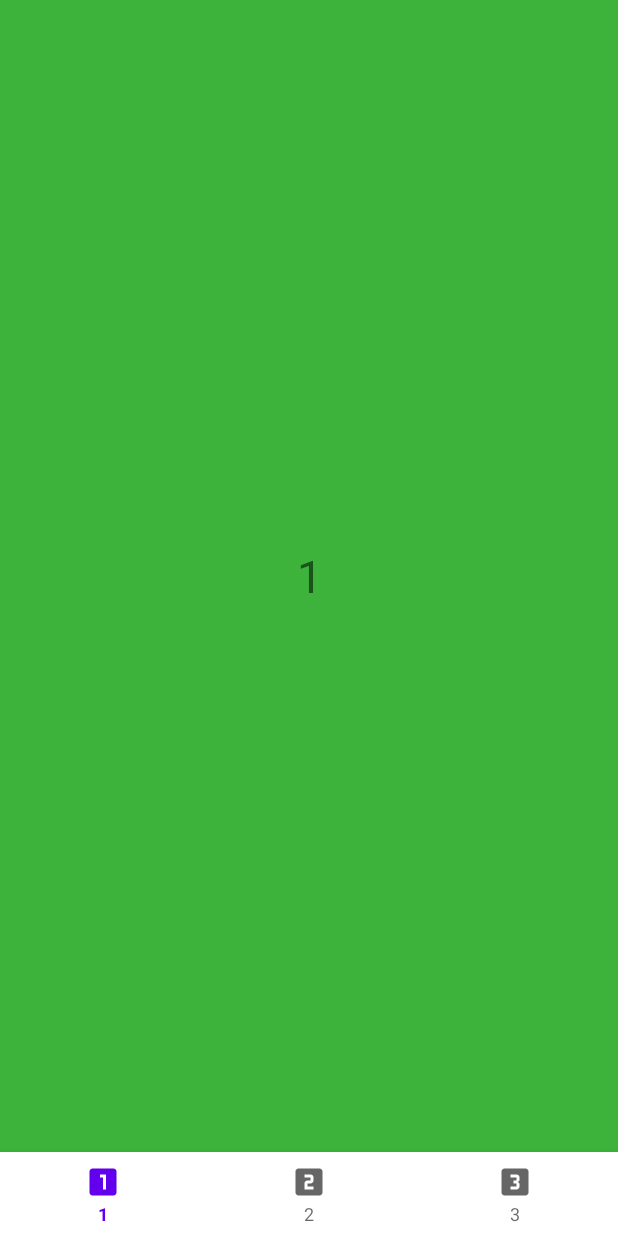
After one commit to FTDShanCai/CustomView, an Android app: the Anim3Activity screen opened directly, with no data from a screen before it, on a phone screen of 412 x 824 dp. The commit adds this screen. Run offline under Robolectric (Android 15) with nearby library versions, the phone set to English and light mode, and no system bars; Roboto replaces fonts that are not available here.

Commit message:
anim 效果集合

```diff
--- a/app/src/main/AndroidManifest.xml
+++ b/app/src/main/AndroidManifest.xml
@@ -16,7 +16,9 @@
         android:roundIcon="@mipmap/ic_launcher_round"
         android:supportsRtl="true"
         android:theme="@style/AppTheme">
-        <activity android:name=".anim.anim.Anim1Activity"></activity>
+        <activity android:name=".anim.anim.Anim3Activity"></activity>
+        <activity android:name=".anim.anim.Anim2Activity" />
+        <activity android:name=".anim.anim.Anim1Activity" />
         <activity android:name=".anim.AnimMainActivity" />
         <activity android:name=".lottie.LottieActivity" />
         <activity android:name=".motionlayout.Motion2Activity" />
--- /dev/null
+++ b/app/src/main/java/com/example/customview/anim/anim/Anim3Activity.kt
@@ -0,0 +1,62 @@
+package com.example.customview.anim.anim
+
+import androidx.appcompat.app.AppCompatActivity
+import android.os.Bundle
+import android.view.Menu
+import androidx.fragment.app.Fragment
+import com.example.customview.R
+import com.example.customview.ui.fragment.EmptyFragment
+import com.google.android.material.bottomnavigation.BottomNavigationMenu
+import com.google.android.material.bottomnavigation.BottomNavigationView
+
+class Anim3Activity : AppCompatActivity() {
+    val bottom_bar by lazy {
+        findViewById<BottomNavigationView>(R.id.bottom_bar)
+    }
+    val f1 = EmptyFragment.newInstance("1")
+    val f2 = EmptyFragment.newInstance("2")
+    val f3 = EmptyFragment.newInstance("3")
+    var currentFragment: Fragment? = null
+    override fun onCreate(savedInstanceState: Bundle?) {
+        super.onCreate(savedInstanceState)
+        setContentView(R.layout.activity_anim3)
+
+        bottom_bar.setOnNavigationItemSelectedListener {
+            when (it.itemId) {
+                R.id.item_1 -> {
+                    switch(f1)
+                    return@setOnNavigationItemSelectedListener true
+                }
+                R.id.item_2 -> {
+                    switch(f2)
+                    return@setOnNavigationItemSelectedListener true
+                }
+                R.id.item_3 -> {
+                    switch(f3)
+                    return@setOnNavigationItemSelectedListener true
+                }
+            }
+            return@setOnNavigationItemSelectedListener false
+        }
+        switch(f1)
+    }
+
+    private fun switch(fragment: Fragment) {
+        if (fragment == currentFragment) return
+        val beginTransaction = supportFragmentManager.beginTransaction()
+        beginTransaction.apply {
+            setCustomAnimations(R.animator.anim3_fragment_enter, R.animator.anim3_fragment_exit)
+            if (fragment.isAdded) {
+                show(fragment)
+            } else {
+                add(R.id.fl_layout, fragment, fragment.toString())
+            }
+            currentFragment?.let {
+                hide(it)
+            }
+            commit()
+        }
+        currentFragment = fragment
+    }
+
+}
--- /dev/null
+++ b/app/src/main/java/com/example/customview/ui/fragment/EmptyFragment.java
@@ -0,0 +1,53 @@
+package com.example.customview.ui.fragment;
+
+import android.graphics.Color;
+import android.os.Bundle;
+import android.view.Gravity;
+import android.view.LayoutInflater;
+import android.view.View;
+import android.view.ViewGroup;
+import android.widget.FrameLayout;
+import android.widget.TextView;
+
+import androidx.annotation.NonNull;
+import androidx.annotation.Nullable;
+import androidx.fragment.app.Fragment;
+
+import java.util.Random;
+
+/**
+ * ******************************
+ *
+ * @Author YOULU-ddc
+ * date ：2020/7/30 0030
+ * description:xxx
+ * ******************************
+ */
+public class EmptyFragment extends Fragment {
+    public static EmptyFragment newInstance(String text) {
+        Bundle args = new Bundle();
+        args.putString("text", text);
+        EmptyFragment fragment = new EmptyFragment();
+        fragment.setArguments(args);
+        return fragment;
+    }
+
+    @Nullable
+    @Override
+    public View onCreateView(@NonNull LayoutInflater inflater, @Nullable ViewGroup container, @Nullable Bundle savedInstanceState) {
+        Random random = new Random();
+        int color = Color.rgb(random.nextInt(255), random.nextInt(255), random.nextInt(255));
+        FrameLayout frameLayout = new FrameLayout(requireContext());
+        frameLayout.setBackgroundColor(color);
+        TextView textView = new TextView(requireContext());
+        textView.setTextSize(30);
+        textView.setGravity(Gravity.CENTER);
+        textView.setText(getArguments() == null ? "null" : getArguments().getString("text"));
+        frameLayout.addView(textView);
+        FrameLayout.LayoutParams layoutParams = (FrameLayout.LayoutParams) textView.getLayoutParams();
+        layoutParams.gravity = Gravity.CENTER;
+        layoutParams.width = -1;
+        layoutParams.height = -1;
+        return frameLayout;
+    }
+}
--- /dev/null
+++ b/app/src/main/res/animator/anim3_fragment_enter.xml
@@ -0,0 +1,24 @@
+<?xml version="1.0" encoding="utf-8"?>
+<set xmlns:android="http://schemas.android.com/apk/res/android">
+    <objectAnimator
+        android:duration="1000"
+        android:propertyName="alpha"
+        android:valueFrom="0.0"
+        android:valueTo="1.0" />
+    <objectAnimator
+        android:duration="1000"
+        android:propertyName="scaleY"
+        android:valueFrom="0.1"
+        android:valueTo="1.0" />
+    <objectAnimator
+        android:duration="1000"
+        android:propertyName="scaleX"
+        android:valueFrom="0.1"
+        android:valueTo="1.0" />
+
+    <objectAnimator
+        android:duration="500"
+        android:propertyName="translationY"
+        android:valueFrom="500"
+        android:valueTo="0" />
+</set>
--- /dev/null
+++ b/app/src/main/res/animator/anim3_fragment_exit.xml
@@ -0,0 +1,26 @@
+<?xml version="1.0" encoding="utf-8"?>
+<set xmlns:android="http://schemas.android.com/apk/res/android">
+    <objectAnimator
+        android:duration="1000"
+        android:propertyName="alpha"
+        android:valueFrom="1.0"
+        android:valueTo="0.0" />
+
+    <objectAnimator
+        android:duration="1000"
+        android:propertyName="scaleY"
+        android:valueFrom="1.0"
+        android:valueTo="0.1" />
+    <objectAnimator
+        android:duration="1000"
+        android:propertyName="scaleX"
+        android:valueFrom="1.0"
+        android:valueTo="0.1" />
+
+    <objectAnimator
+        android:duration="500"
+        android:propertyName="translationY"
+        android:valueFrom="0"
+        android:valueTo="500"
+        />
+</set>
--- /dev/null
+++ b/app/src/main/res/drawable/ic_1.xml
@@ -0,0 +1,5 @@
+<vector android:height="24dp" android:tint="#27FF19"
+    android:viewportHeight="24" android:viewportWidth="24"
+    android:width="24dp" xmlns:android="http://schemas.android.com/apk/res/android">
+    <path android:fillColor="@android:color/white" android:pathData="M19,3L5,3c-1.1,0 -2,0.9 -2,2v14c0,1.1 0.9,2 2,2h14c1.1,0 2,-0.9 2,-2L21,5c0,-1.1 -0.9,-2 -2,-2zM14,17h-2L12,9h-2L10,7h4v10z"/>
+</vector>
--- /dev/null
+++ b/app/src/main/res/drawable/ic_2.xml
@@ -0,0 +1,5 @@
+<vector android:height="24dp" android:tint="#27FF19"
+    android:viewportHeight="24" android:viewportWidth="24"
+    android:width="24dp" xmlns:android="http://schemas.android.com/apk/res/android">
+    <path android:fillColor="@android:color/white" android:pathData="M19,3L5,3c-1.1,0 -2,0.9 -2,2v14c0,1.1 0.9,2 2,2h14c1.1,0 2,-0.9 2,-2L21,5c0,-1.1 -0.9,-2 -2,-2zM15,11c0,1.11 -0.9,2 -2,2h-2v2h4v2L9,17v-4c0,-1.11 0.9,-2 2,-2h2L13,9L9,9L9,7h4c1.1,0 2,0.89 2,2v2z"/>
+</vector>
--- /dev/null
+++ b/app/src/main/res/drawable/ic_3.xml
@@ -0,0 +1,5 @@
+<vector android:height="24dp" android:tint="#27FF19"
+    android:viewportHeight="24" android:viewportWidth="24"
+    android:width="24dp" xmlns:android="http://schemas.android.com/apk/res/android">
+    <path android:fillColor="@android:color/white" android:pathData="M19.01,3h-14c-1.1,0 -2,0.9 -2,2v14c0,1.1 0.9,2 2,2h14c1.1,0 2,-0.9 2,-2L21.01,5c0,-1.1 -0.9,-2 -2,-2zM15.01,10.5c0,0.83 -0.67,1.5 -1.5,1.5 0.83,0 1.5,0.67 1.5,1.5L15.01,15c0,1.11 -0.9,2 -2,2h-4v-2h4v-2h-2v-2h2L13.01,9h-4L9.01,7h4c1.1,0 2,0.89 2,2v1.5z"/>
+</vector>
--- /dev/null
+++ b/app/src/main/res/layout/activity_anim3.xml
@@ -0,0 +1,25 @@
+<?xml version="1.0" encoding="utf-8"?>
+<androidx.constraintlayout.widget.ConstraintLayout xmlns:android="http://schemas.android.com/apk/res/android"
+    xmlns:app="http://schemas.android.com/apk/res-auto"
+    xmlns:tools="http://schemas.android.com/tools"
+    android:layout_width="match_parent"
+    android:layout_height="match_parent"
+    tools:context=".anim.anim.Anim3Activity">
+
+    <com.google.android.material.bottomnavigation.BottomNavigationView
+        android:id="@+id/bottom_bar"
+        android:layout_width="match_parent"
+        android:layout_height="wrap_content"
+        android:theme="@style/Theme.MaterialComponents.Light.NoActionBar"
+        app:layout_constraintBottom_toBottomOf="parent"
+        app:menu="@menu/anim3_menu" />
+
+
+    <FrameLayout
+        android:id="@+id/fl_layout"
+        android:layout_width="match_parent"
+        android:layout_height="0dp"
+        app:layout_constraintBottom_toTopOf="@id/bottom_bar"
+        app:layout_constraintTop_toTopOf="parent" />
+
+</androidx.constraintlayout.widget.ConstraintLayout>
--- /dev/null
+++ b/app/src/main/res/menu/anim3_menu.xml
@@ -0,0 +1,16 @@
+<?xml version="1.0" encoding="utf-8"?>
+<menu xmlns:android="http://schemas.android.com/apk/res/android">
+
+    <item
+        android:id="@+id/item_1"
+        android:icon="@drawable/ic_1"
+        android:title="1" />
+    <item
+        android:id="@+id/item_2"
+        android:icon="@drawable/ic_2"
+        android:title="2" />
+    <item
+        android:id="@+id/item_3"
+        android:icon="@drawable/ic_3"
+        android:title="3" />
+</menu>
--- a/app/src/main/res/values/strings.xml
+++ b/app/src/main/res/values/strings.xml
@@ -96,4 +96,5 @@
     <string name="str_old_version">旧版本</string>
     <string name="str_new_version">2020年7月27日版本</string>
     <string name="lottie">lottie</string>
+    <string name="anim">anim</string>
 </resources>
```
Also changed, not shown: app/src/main/java/com/example/customview/WelcomeActivity.java (+8 -0 lines), app/src/main/java/com/example/customview/anim/AnimMainActivity.kt (+29 -0 lines), app/src/main/java/com/example/customview/anim/anim/Anim1Activity.java (+19 -7 lines), app/src/main/java/com/example/customview/anim/anim/Anim2Activity.kt (added, +46 -0 lines), app/src/main/res/layout/activity_anim2.xml (added, +26 -0 lines), app/src/main/res/layout/activity_anim_main.xml (+20 -1 lines), app/src/main/res/layout/activity_welcome.xml (+22 -4 lines).
